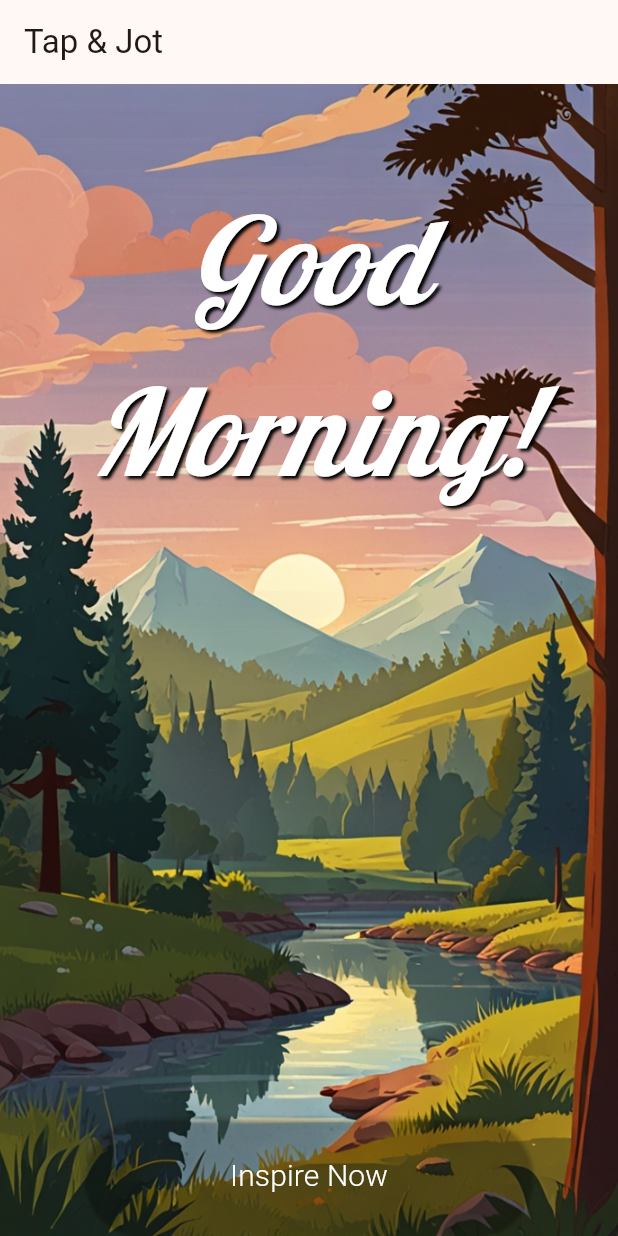
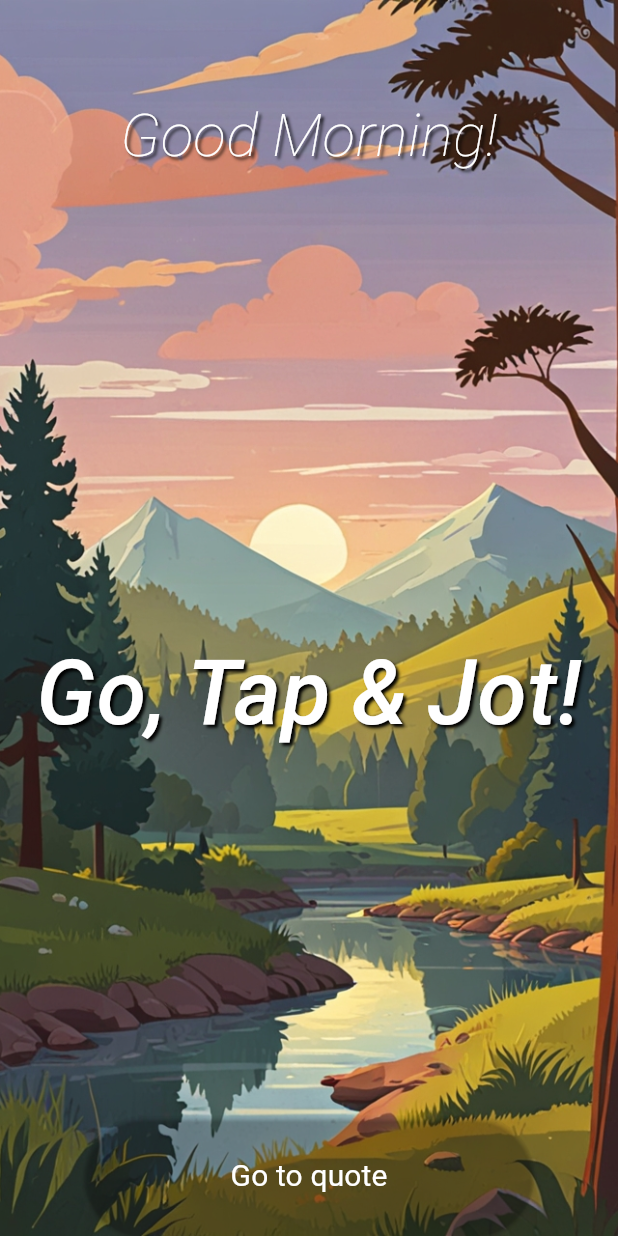
Before and after one commit to nisidazza/tap_and_jot, a Flutter app: the screen it shows after launch, on a phone screen of 412 x 824 dp. Run offline on Flutter 3.47's test engine with Material 3 defaults, Android fonts, the phone set to English and light mode, and no system bars; our stand-ins replace google_fonts.

Commit message:
update homepage

```diff
--- a/lib/app/ui/screens/home_page.dart
+++ b/lib/app/ui/screens/home_page.dart
@@ -59,39 +59,38 @@ class _HomePageState extends State<HomePage> {
   @override
   Widget build(BuildContext context) {
     return Scaffold(
-      appBar: AppBar(
-        title: const Text('Tap & Jot'),
-      ),
       body: Container(
         width: MediaQuery.of(context).size.width,
         height: MediaQuery.of(context).size.height,
         decoration: BoxDecoration(
             image: DecorationImage(
-                image: AssetImage(getImage()), fit: BoxFit.cover)),
+                opacity: 0.95,
+                image: AssetImage(getImage()),
+                fit: BoxFit.cover)),
         child: SafeArea(
           child: Column(
             mainAxisAlignment: MainAxisAlignment.spaceBetween,
-            crossAxisAlignment: CrossAxisAlignment.start,
+            crossAxisAlignment: CrossAxisAlignment.center,
             children: [
+              Padding(
+                  padding: const EdgeInsets.only(top: 60, left: 10, right: 10),
+                  child: Container(
+                    alignment: Alignment.topCenter,
+                    child: HomeText(
+                      text: getMessage(),
+                      fontSize: 40,
+                      fontWeight: FontWeight.w200,
+                    ),
+                  )),
               Padding(
                 padding: const EdgeInsets.only(top: 60, left: 10, right: 10),
                 child: Container(
-                  alignment: Alignment.topCenter,
-                  child: Text(getMessage(),
-                      textAlign: TextAlign.center,
-                      style: TextStyle(
-                        fontFamily: GoogleFonts.lobster().fontFamily,
-                        fontWeight: FontWeight.w400,
-                        fontStyle: FontStyle.italic,
-                        color: Colors.white,
-                        fontSize: 80,
-                        shadows: const [
-                          Shadow(
-                              color: Colors.black,
-                              blurRadius: 2.0,
-                              offset: Offset(2.0, 2.0))
-                        ],
-                      )),
+                  alignment: Alignment.center,
+                  child: const HomeText(
+                    text: "Go, Tap & Jot!",
+                    fontSize: 60,
+                    fontWeight: FontWeight.w500,
+                  ),
                 ),
               ),
               Container(
@@ -102,15 +101,11 @@ class _HomePageState extends State<HomePage> {
                         backgroundColor: Colors.transparent,
                         padding: const EdgeInsets.all(0.5)),
                     onPressed: () {
-                      // Navigator.push(
-                      //     context,
-                      //     MaterialPageRoute(
-                      //         builder: (context) => const QuotePage()));
                       goToQuote();
                     },
-                    child: const Text("Inspire Now",
+                    child: const Text("Go to quote",
                         style: TextStyle(
-                            fontWeight: FontWeight.w300,
+                            fontWeight: FontWeight.w400,
                             color: Colors.white,
                             fontSize: 20))),
               )
@@ -121,3 +116,32 @@ class _HomePageState extends State<HomePage> {
     );
   }
 }
+
+class HomeText extends StatelessWidget {
+  const HomeText(
+      {super.key,
+      required this.text,
+      required this.fontSize,
+      required this.fontWeight});
+
+  final String text;
+  final double fontSize;
+  final FontWeight fontWeight;
+
+  @override
+  Widget build(BuildContext context) {
+    return Text(text,
+        textAlign: TextAlign.center,
+        style: TextStyle(
+          fontFamily: GoogleFonts.indieFlower().fontFamily,
+          fontWeight: fontWeight,
+          fontStyle: FontStyle.italic,
+          color: Colors.white,
+          fontSize: fontSize,
+          shadows: const [
+            Shadow(
+                color: Colors.black, blurRadius: 2.0, offset: Offset(2.0, 2.0))
+          ],
+        ));
+  }
+}
```
